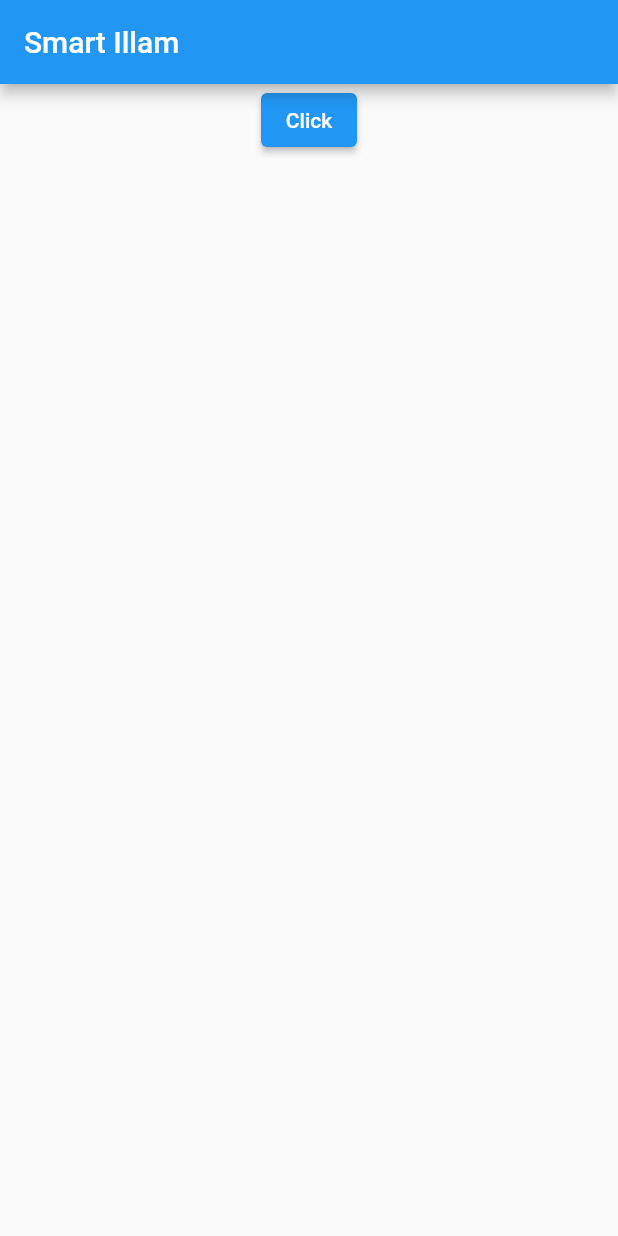
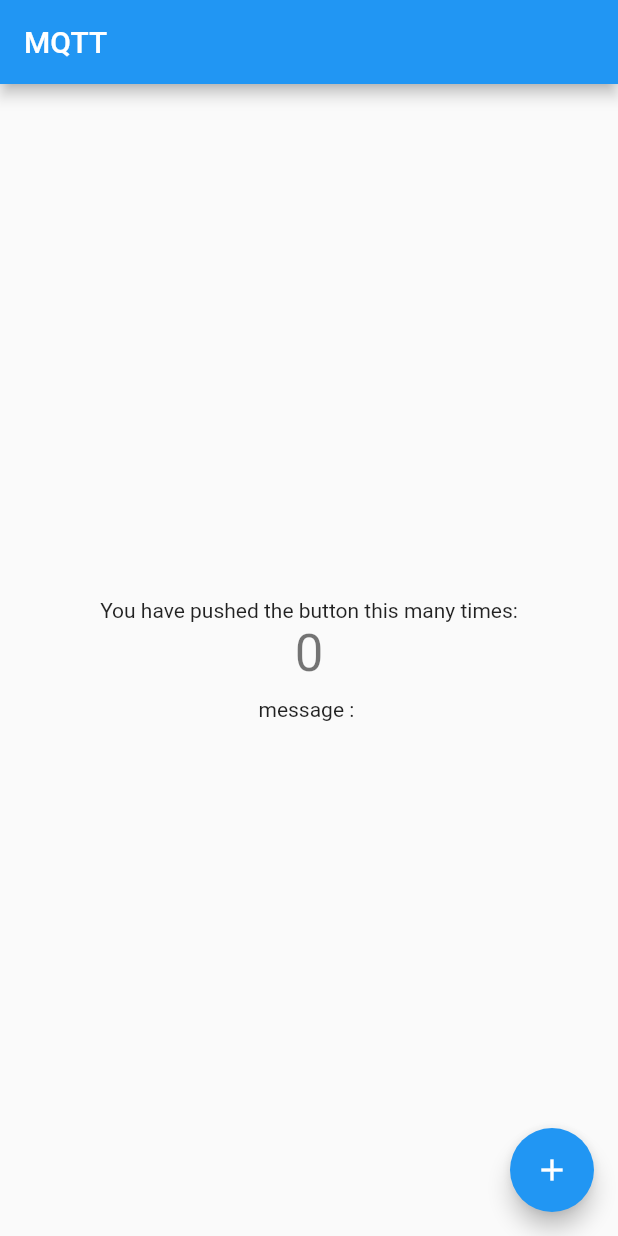
Before and after one commit to Aravindh1505/Flutter-Core, a Flutter app: the screen it shows after launch, on a phone screen of 412 x 824 dp. Run offline on Flutter 3.47's test engine with Material 2 defaults, Android fonts, the phone set to English and light mode, and no system bars; missing offline and left inert: mqtt_client; statements that could not run were skipped.

Commit message:
Success: MQTT connection is connected successfully and working fine in public connection, tested in all devices

```diff
--- /dev/null
+++ b/lib/home.dart
@@ -0,0 +1,112 @@
+import 'package:flutter/material.dart';
+import 'package:flutter_core/toast.dart';
+import 'package:mqtt_client/mqtt_client.dart';
+
+import 'mqtt.dart';
+
+void main() => runApp(const MyHomePage(
+      title: 'MQTT',
+    ));
+
+class MyHomePage extends StatefulWidget {
+  const MyHomePage({Key? key, required this.title}) : super(key: key);
+  final String title;
+
+  @override
+  State<MyHomePage> createState() => _MyHomePageState();
+}
+
+class _MyHomePageState extends State<MyHomePage> {
+  int _counter = 0;
+  MQTTClientManager mqttClientManager = MQTTClientManager();
+  final String pubTopic = "test/counter";
+  String receivedMessage = '';
+
+  @override
+  void initState() {
+    setupMqttClient();
+    setupUpdatesListener();
+    super.initState();
+  }
+
+  void _incrementCounter() {
+    setState(() {
+      _counter++;
+      mqttClientManager.publishMessage(
+          pubTopic, "Increment button pushed ${_counter.toString()} times.");
+    });
+  }
+
+  void _receivedMessage(String msg) {
+    setState(() {
+      receivedMessage = msg;
+    });
+  }
+
+  @override
+  Widget build(BuildContext context) {
+    return MaterialApp(
+      home: Scaffold(
+        appBar: AppBar(
+          title: Text(widget.title),
+        ),
+        body: Center(
+          child: Column(
+            children: [
+              Flexible(
+                flex: 3,
+                child: Column(
+                  mainAxisAlignment: MainAxisAlignment.center,
+                  children: <Widget>[
+                    const Text(
+                      'You have pushed the button this many times:',
+                    ),
+                    Text(
+                      '$_counter',
+                      style: Theme.of(context).textTheme.headline4,
+                    ),
+                    const SizedBox(
+                      height: 10,
+                    ),
+                    Text(
+                      'message : $receivedMessage',
+                    ),
+                  ],
+                ),
+              ),
+            ],
+          ),
+        ),
+        floatingActionButton: FloatingActionButton(
+          onPressed: _incrementCounter,
+          tooltip: 'Increment',
+          child: const Icon(Icons.add),
+        ),
+      ),
+    );
+  }
+
+  Future<void> setupMqttClient() async {
+    await mqttClientManager.connect();
+    mqttClientManager.subscribe(pubTopic);
+  }
+
+  void setupUpdatesListener() {
+    mqttClientManager
+        .getMessagesStream()!
+        .listen((List<MqttReceivedMessage<MqttMessage?>>? c) {
+      final recMess = c![0].payload as MqttPublishMessage;
+      final pt =
+          MqttPublishPayload.bytesToStringAsString(recMess.payload.message);
+      print('MQTTClient::Message received on topic: <${c[0].topic}> is $pt\n');
+
+     _receivedMessage(pt);
+    });
+  }
+
+  @override
+  void dispose() {
+    mqttClientManager.disconnect();
+    super.dispose();
+  }
+}
--- a/lib/utils.dart
+++ b/lib/utils.dart
@@ -1,2 +1,9 @@
-import 'dart:ui';
-import 'package:flutter/material.dart';
+import 'package:flutter/foundation.dart';
+
+class Utils {
+   static void printLog(String msg) {
+    if (kDebugMode) {
+      print(msg);
+    }
+  }
+}
--- a/pubspec.yaml
+++ b/pubspec.yaml
@@ -37,6 +37,7 @@ dependencies:
   # Use with the CupertinoIcons class for iOS style icons.
   cupertino_icons: ^1.0.2
   http: ^0.13.5
+  mqtt_client: ^9.7.2
 
 dev_dependencies:
   flutter_test:
```
Also changed, not shown: lib/main.dart (+20 -15 lines), lib/mqtt.dart (added, +78 -0 lines), lib/toast.dart (added, +346 -0 lines), pubspec.lock, 5 other files.
